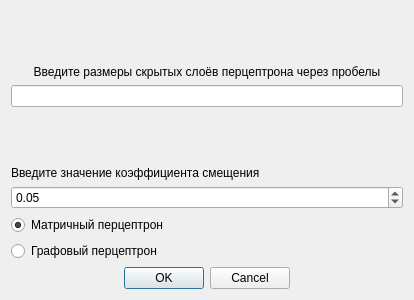
Above: src/s21_app/ui/edit_perceptron.ui from UnWaDo/mlp before the change. Below: the same form after it.
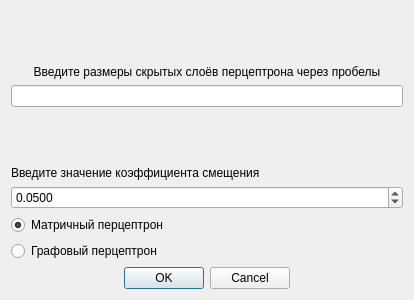
That is the form after the change.

Diff of the .ui file:
```diff
--- a/src/s21_app/ui/edit_perceptron.ui
+++ b/src/s21_app/ui/edit_perceptron.ui
@@ -58,8 +58,11 @@
    </item>
    <item>
     <widget class="QDoubleSpinBox" name="SpinBoxAlpha">
+     <property name="decimals">
+      <number>4</number>
+     </property>
      <property name="maximum">
-      <double>5.000000000000000</double>
+      <double>100.000000000000000</double>
      </property>
      <property name="singleStep">
       <double>0.050000000000000</double>
```
Left out of the diff: 4 changed lines with no effect on the pictures.
